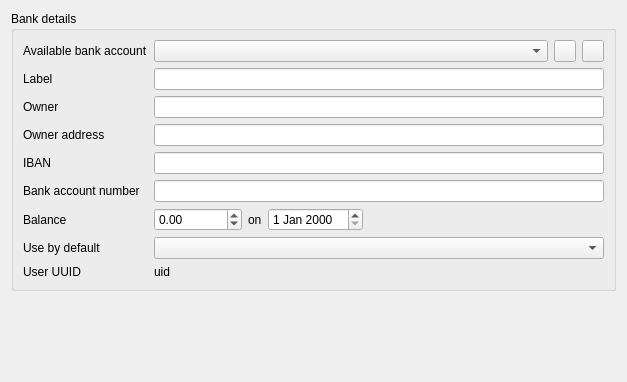
The window that plugins/accountplugin/preferences/bankdetailspage.ui (FreeHealth/freehealth) describes before a commit, drawn with Qt 5.
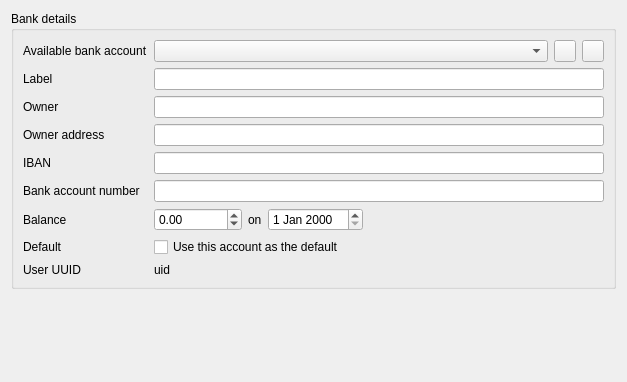
The same window after the commit.

Commit message: replaced combo with checkbox for better usability

Patch:
```diff
--- a/plugins/accountplugin/preferences/bankdetailspage.ui
+++ b/plugins/accountplugin/preferences/bankdetailspage.ui
@@ -13,21 +13,8 @@
   <property name="windowTitle">
    <string>Form</string>
   </property>
-  <layout class="QGridLayout" name="gridLayout_2">
-   <item row="2" column="1">
-    <spacer name="verticalSpacer">
-     <property name="orientation">
-      <enum>Qt::Vertical</enum>
-     </property>
-     <property name="sizeHint" stdset="0">
-      <size>
-       <width>20</width>
-       <height>40</height>
-      </size>
-     </property>
-    </spacer>
-   </item>
-   <item row="0" column="1" rowspan="2">
+  <layout class="QVBoxLayout" name="verticalLayout">
+   <item>
     <widget class="QGroupBox" name="groupBox">
      <property name="title">
       <string>Bank details</string>
@@ -192,16 +179,6 @@
         </item>
        </layout>
       </item>
-      <item row="15" column="0">
-       <widget class="QLabel" name="defaultLabel">
-        <property name="text">
-         <string>Use by default</string>
-        </property>
-       </widget>
-      </item>
-      <item row="15" column="1">
-       <widget class="QComboBox" name="defaultCombo"/>
-      </item>
       <item row="16" column="0">
        <widget class="QLabel" name="uid">
         <property name="text">
@@ -219,9 +196,36 @@
         </property>
        </widget>
       </item>
+      <item row="12" column="0">
+       <widget class="QLabel" name="labelLabel_2">
+        <property name="text">
+         <string>Default</string>
+        </property>
+       </widget>
+      </item>
+      <item row="12" column="1">
+       <widget class="QCheckBox" name="defaultCheckBox">
+        <property name="text">
+         <string>Use this account as the default</string>
+        </property>
+       </widget>
+      </item>
      </layout>
     </widget>
    </item>
+   <item>
+    <spacer name="verticalSpacer">
+     <property name="orientation">
+      <enum>Qt::Vertical</enum>
+     </property>
+     <property name="sizeHint" stdset="0">
+      <size>
+       <width>20</width>
+       <height>40</height>
+      </size>
+     </property>
+    </spacer>
+   </item>
   </layout>
  </widget>
  <tabstops>
```
Left out of the diff: 1 changed line with no effect on the pictures. The commit also changes 1 other file.
